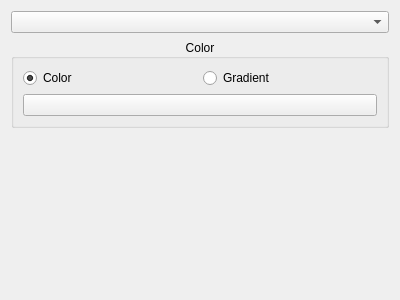
Above: examples/demo/datasetsettings.ui from KDAB/KDChart before the change. Below: the same form after it.
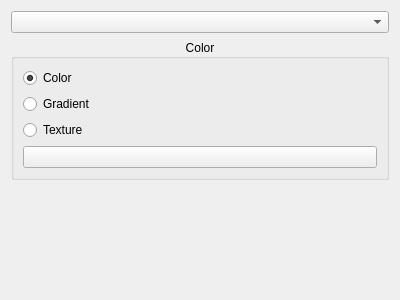
That is the form after the change.

Commit message: added texture support for brushes

What changed in the file:
```diff
--- a/examples/demo/datasetsettings.ui
+++ b/examples/demo/datasetsettings.ui
@@ -27,7 +27,7 @@
      </property>
      <layout class="QVBoxLayout" name="verticalLayout_2">
       <item>
-       <layout class="QHBoxLayout" name="horizontalLayout">
+       <layout class="QVBoxLayout" name="verticalLayout_3">
         <item>
          <widget class="QRadioButton" name="Color">
           <property name="text">
@@ -51,6 +51,16 @@
           </attribute>
          </widget>
         </item>
+        <item>
+         <widget class="QRadioButton" name="textureBtn">
+          <property name="text">
+           <string>Texture</string>
+          </property>
+          <attribute name="buttonGroup">
+           <string notr="true">buttonGroup</string>
+          </attribute>
+         </widget>
+        </item>
        </layout>
       </item>
       <item>
```
The commit also changes 3 other files.
